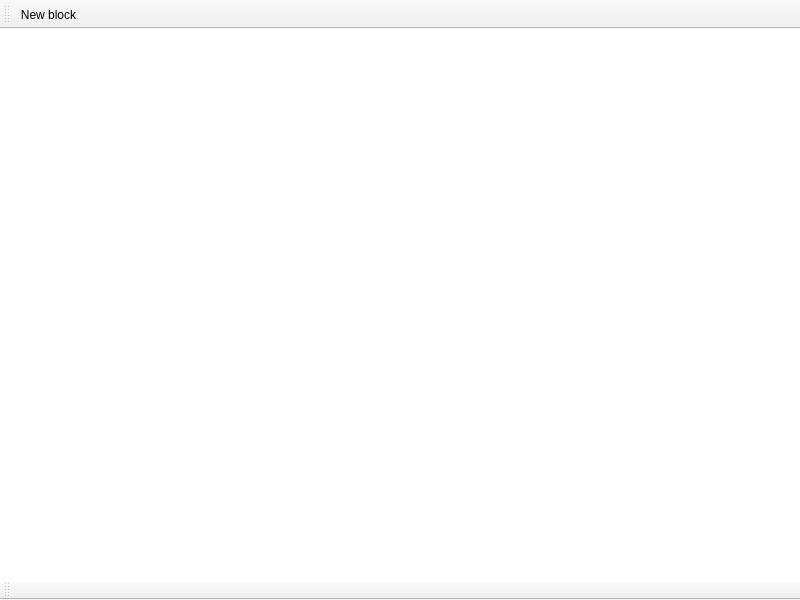
Qt form src/editor/FBPEditor.ui (ylliac/qcircuit) before a commit.
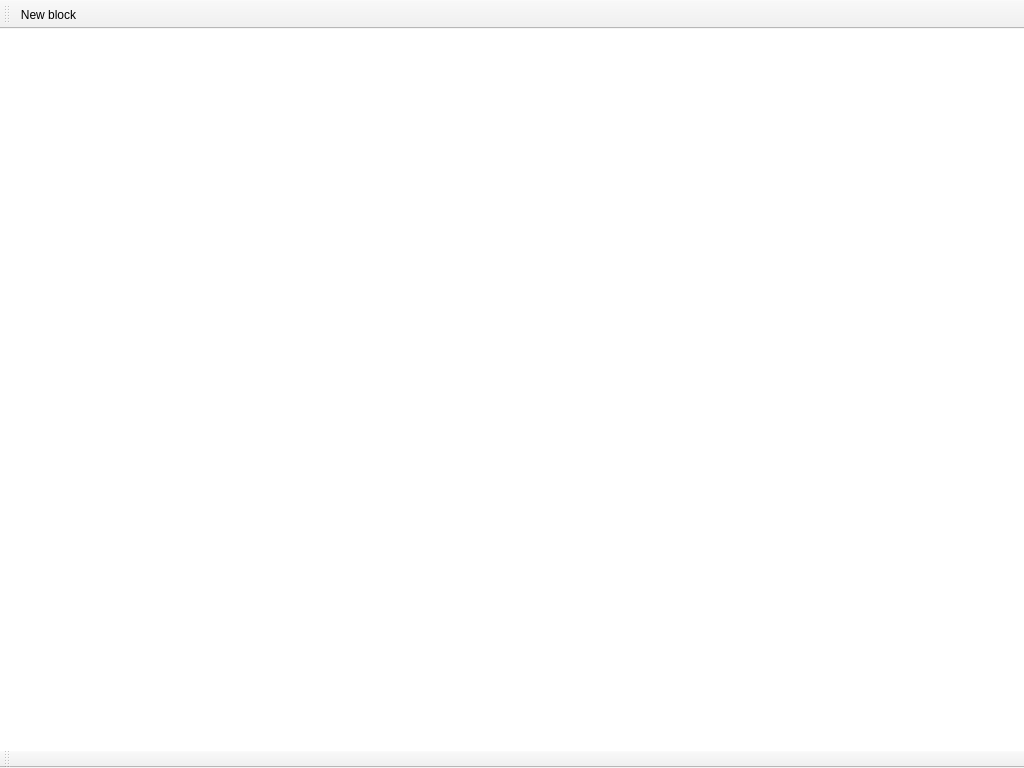
The same form after that commit.

Commit message: Ebauche du système de notification : il faut trouver un moyen d'afficher un panel par dessus la graphicsview à une position fixe

Patch:
```diff
--- a/src/editor/FBPEditor.ui
+++ b/src/editor/FBPEditor.ui
@@ -6,8 +6,8 @@
    <rect>
     <x>0</x>
     <y>0</y>
-    <width>800</width>
-    <height>600</height>
+    <width>1024</width>
+    <height>768</height>
    </rect>
   </property>
   <property name="windowTitle">
```
Left out of the diff: 2 changed lines with no effect on the pictures. The commit also changes 5 other files.
